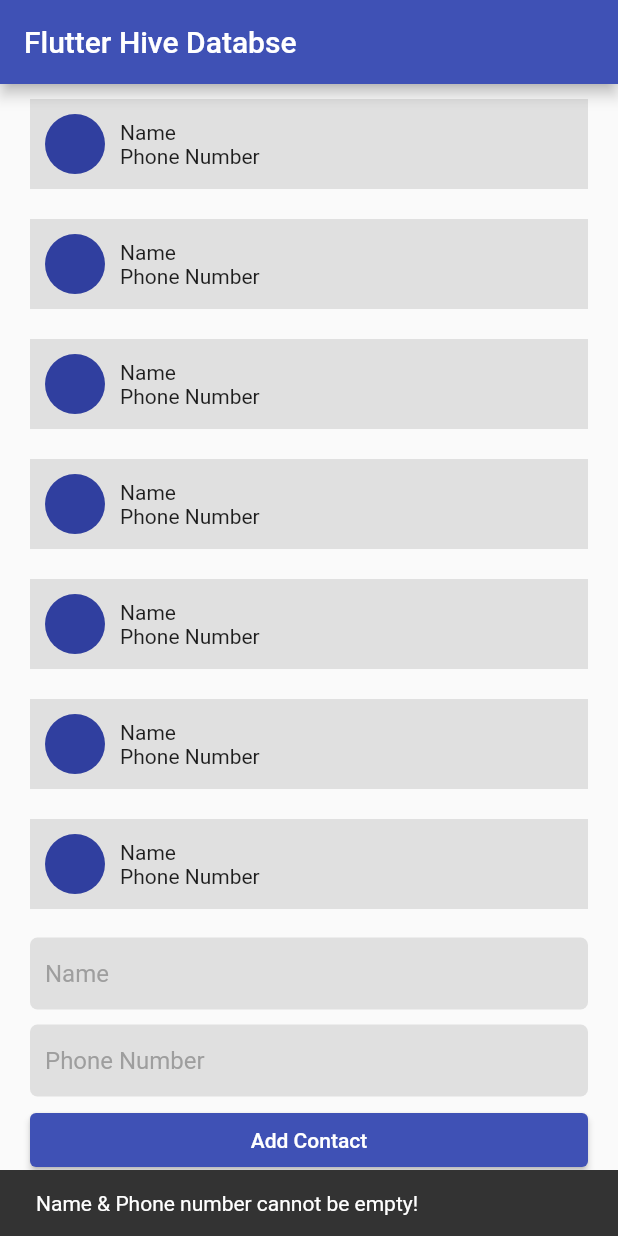
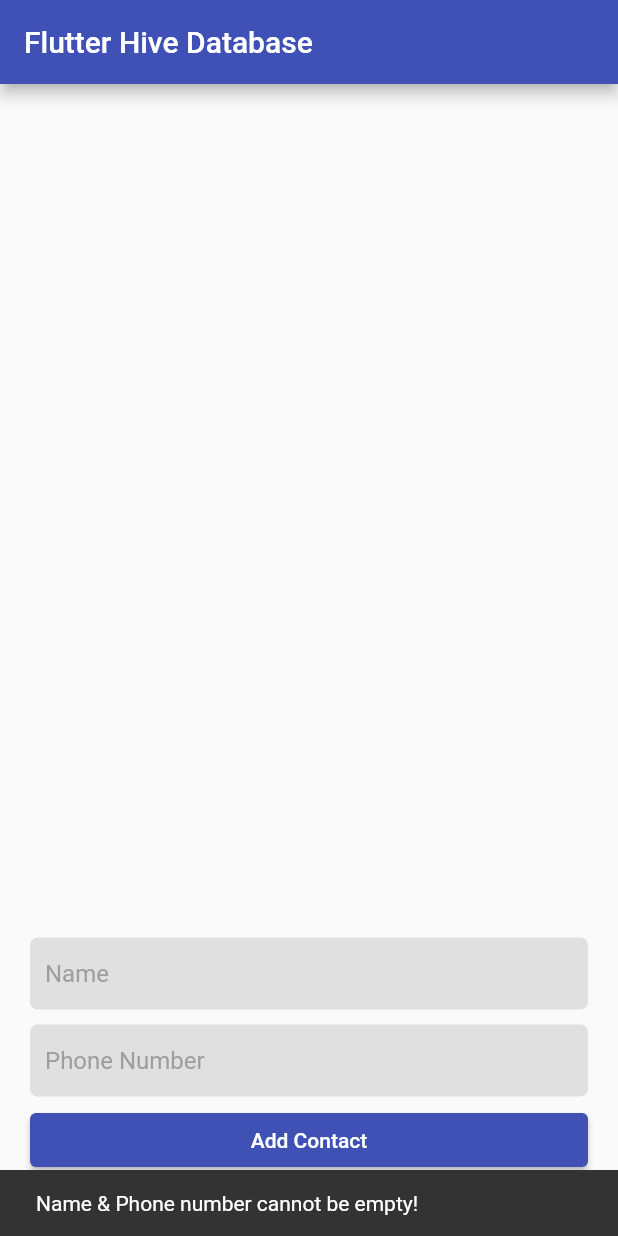
Before and after one commit to nirmal-mazhuvanpilly/flutter_hive_database, a Flutter app: the screen it shows after launch, after a tap on "Add Contact", on a phone screen of 412 x 824 dp. Run offline on Flutter 3.47's test engine with Material 2 defaults, Android fonts, the phone set to English and light mode, and no system bars; our stand-ins replace hive_flutter; accounts and stored records are empty.

Commit message:
Flutter Hive Database Integration

```diff
--- a/lib/add_contact.dart
+++ b/lib/add_contact.dart
@@ -1,4 +1,6 @@
 import 'package:flutter/material.dart';
+import 'package:flutter_hive_database/models/contacts.dart';
+import 'package:hive_flutter/hive_flutter.dart';
 
 class AddContact extends StatefulWidget {
   const AddContact({
@@ -13,14 +15,10 @@
   final TextEditingController _nameController = TextEditingController();
   final TextEditingController _numberController = TextEditingController();
 
-  @override
-  void dispose() {
-    _nameController.dispose();
-    _numberController.dispose();
-    super.dispose();
+  Future<void> _addContact(Contacts contact) async {
+    final contactsBox = Hive.box("contacts");
+    contactsBox.add(contact);
   }
-
-  Future<void> _addContact() async {}
 
   @override
   Widget build(BuildContext context) {
@@ -73,7 +71,10 @@
               onPressed: () {
                 if (_nameController.text.isNotEmpty ||
                     _numberController.text.isNotEmpty) {
-                  _addContact().then((value) {
+                  final contact = Contacts(
+                      name: _nameController.text,
+                      number: _numberController.text);
+                  _addContact(contact).then((value) {
                     _nameController.clear();
                     _numberController.clear();
                   });
@@ -89,4 +90,11 @@
       ),
     );
   }
+
+  @override
+  void dispose() {
+    _nameController.dispose();
+    _numberController.dispose();
+    super.dispose();
+  }
 }
--- a/lib/contact_list.dart
+++ b/lib/contact_list.dart
@@ -1,4 +1,6 @@
 import 'package:flutter/material.dart';
+import 'package:flutter_hive_database/models/contacts.dart';
+import 'package:hive_flutter/hive_flutter.dart';
 
 class ContactList extends StatelessWidget {
   const ContactList({
@@ -8,11 +10,15 @@
   @override
   Widget build(BuildContext context) {
     return Expanded(
-      child: ListView(
+      child: ValueListenableBuilder<Box<dynamic>>(
+          valueListenable: Hive.box("contacts").listenable(),
+          builder: (context, value, child) {
+            return ListView.builder(
               physics: const BouncingScrollPhysics(),
-        children: List.generate(
-          10,
-          (index) => Container(
+              itemCount: value.length,
+              itemBuilder: (context, index) {
+                final contacts = value.getAt(index) as Contacts;
+                return Container(
                   margin:
                       const EdgeInsets.symmetric(horizontal: 20, vertical: 10),
                   padding:
@@ -25,16 +31,17 @@
                       Column(
                         mainAxisAlignment: MainAxisAlignment.center,
                         crossAxisAlignment: CrossAxisAlignment.start,
-                  children: const [
-                    Text("Name"),
-                    Text("Phone Number"),
+                        children: [
+                          Text(contacts.name.toString()),
+                          Text(contacts.number.toString()),
                         ],
                       )
                     ],
                   ),
-          ),
-        ),
-      ),
+                );
+              },
+            );
+          }),
     );
   }
 }
--- a/lib/main.dart
+++ b/lib/main.dart
@@ -1,8 +1,12 @@
 import 'package:flutter/material.dart';
 import 'package:flutter_hive_database/add_contact.dart';
 import 'package:flutter_hive_database/contact_list.dart';
+import 'package:flutter_hive_database/models/contacts.dart';
+import 'package:hive_flutter/hive_flutter.dart';
 
-void main() {
+void main() async {
+  await Hive.initFlutter();
+  Hive.registerAdapter(ContactsAdapter());
   runApp(const MyApp());
 }
 
@@ -12,18 +16,16 @@
   Widget build(BuildContext context) {
     return MaterialApp(
       debugShowCheckedModeBanner: false,
-      title: 'Flutter Hive Databse',
       theme: ThemeData(
         primarySwatch: Colors.indigo,
       ),
-      home: const MyHomePage(title: 'Flutter Hive Databse'),
+      home: const MyHomePage(),
     );
   }
 }
 
 class MyHomePage extends StatefulWidget {
-  const MyHomePage({Key? key, required this.title}) : super(key: key);
-  final String title;
+  const MyHomePage({Key? key}) : super(key: key);
 
   @override
   State<MyHomePage> createState() => _MyHomePageState();
@@ -34,14 +36,35 @@
   Widget build(BuildContext context) {
     return Scaffold(
       appBar: AppBar(
-        title: Text(widget.title),
+        title: const Text("Flutter Hive Database"),
       ),
-      body: Column(
-        children: const [
-          ContactList(),
-          AddContact(),
-        ],
-      ),
+      body: FutureBuilder(
+          future: Hive.openBox("contacts"),
+          builder: (context, snapshot) {
+            if (snapshot.connectionState == ConnectionState.done) {
+              if (snapshot.hasError) {
+                return Center(
+                  child: Text(snapshot.error.toString()),
+                );
+              }
+              return Column(
+                children: const [
+                  ContactList(),
+                  AddContact(),
+                ],
+              );
+            } else {
+              return const Center(
+                child: CircularProgressIndicator(),
+              );
+            }
+          }),
     );
   }
+
+  @override
+  void dispose() {
+    Hive.close();
+    super.dispose();
+  }
 }
--- /dev/null
+++ b/lib/models/contacts.dart
@@ -0,0 +1,12 @@
+import 'package:hive_flutter/hive_flutter.dart';
+
+part 'contacts.g.dart';
+
+@HiveType(typeId: 0)
+class Contacts {
+  @HiveField(0)
+  String? name;
+  @HiveField(1)
+  String? number;
+  Contacts({this.name, this.number});
+}
--- a/pubspec.yaml
+++ b/pubspec.yaml
@@ -34,10 +34,14 @@
   # The following adds the Cupertino Icons font to your application.
   # Use with the CupertinoIcons class for iOS style icons.
   cupertino_icons: ^1.0.2
+  hive: ^2.0.6
+  hive_flutter: ^1.1.0
 
 dev_dependencies:
   flutter_test:
     sdk: flutter
+  hive_generator: ^1.1.2
+  build_runner: ^2.1.7
 
   # The "flutter_lints" package below contains a set of recommended lints to
   # encourage good coding practices. The lint set provided by the package is
```
Also changed, not shown: lib/models/contacts.g.dart (added), pubspec.lock. Lines whose indentation alone changed are shown as unchanged.
